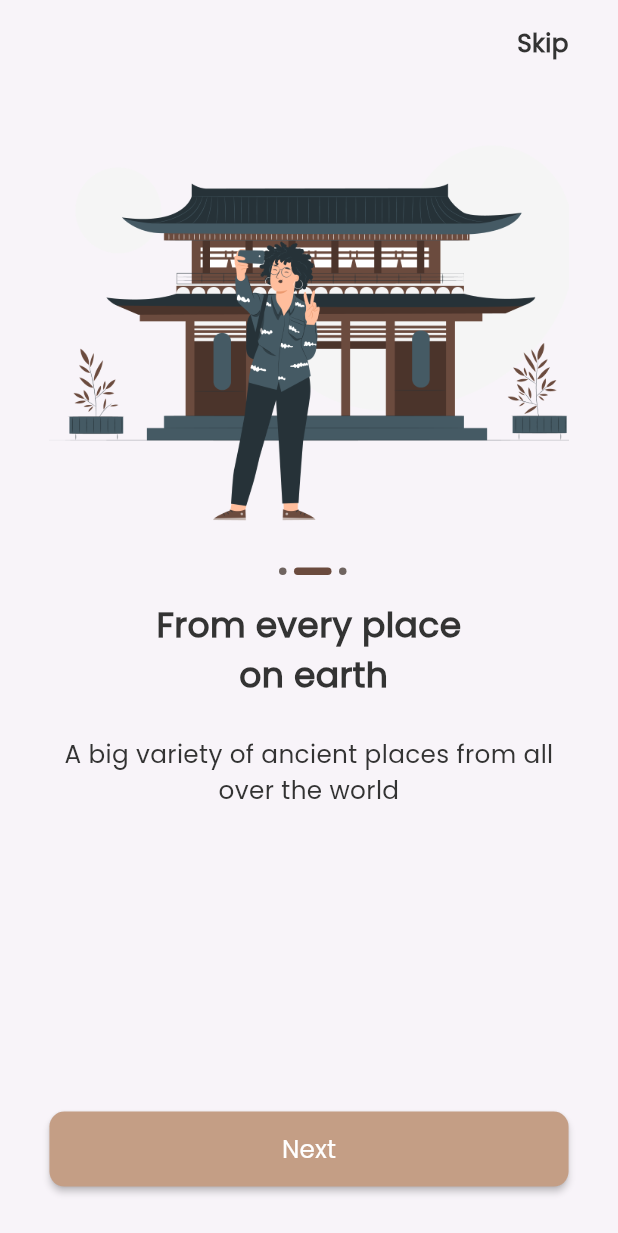
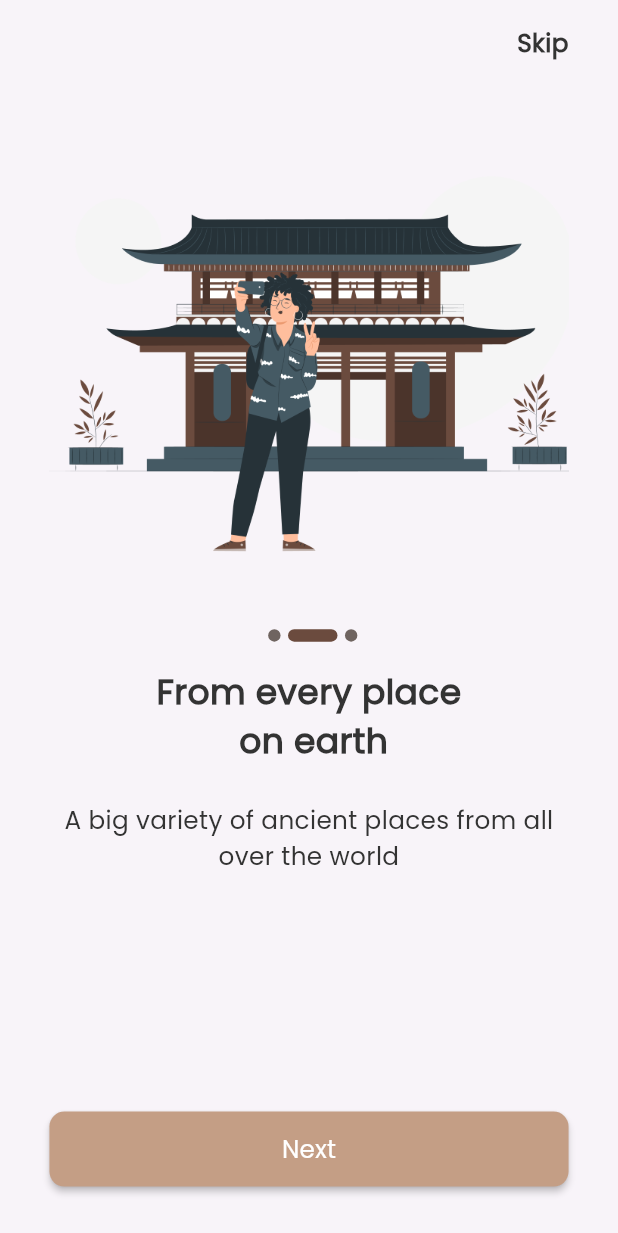
Before and after one commit to Mostafa-Salah10/DalelApp, a Flutter app: the screen it shows after launch, swiped to page 2, on a phone screen of 412 x 824 dp. Shown: the top 1233 px of the screen. Run offline on Flutter 3.47's test engine with Material 3 defaults, Android fonts, the phone set to English and light mode, and no system bars; our stand-ins replace device_preview.

Commit message:
Refactor onboarding again

```diff
--- a/lib/features/onboarding/presentation/widgets/custom_dotte_indicator.dart
+++ b/lib/features/onboarding/presentation/widgets/custom_dotte_indicator.dart
@@ -1,3 +1,4 @@
+import 'package:dalel/core/ResponsiveHelper/size_config.dart';
 import 'package:dalel/core/utils/app_colors.dart';
 import 'package:dalel/features/onboarding/presentation/model_view/indicator_provider.dart';
 import 'package:flutter/material.dart';
@@ -15,14 +16,17 @@ class CustomDotteIndicator extends StatelessWidget {
           3,
           (index) => AnimatedContainer(
                 margin: const EdgeInsets.only(left: 5),
-                width: provider.currentIndex == index ? 25 : 5,
-                height: 5,
+                width: provider.currentIndex == index
+                    ? SizeConfig.blockHeight! * 4
+                    : SizeConfig.blockHeight! * 1,
+                height: SizeConfig.blockHeight! * 1,
                 duration: const Duration(
                   milliseconds: 300,
                 ),
                 decoration: BoxDecoration(
-
-                    color: provider.currentIndex==index? AppColors.deepBrown:AppColors.deepGrey,
+                    color: provider.currentIndex == index
+                        ? AppColors.deepBrown
+                        : AppColors.deepGrey,
                     //  shape: BoxShape.circle,
                     borderRadius: BorderRadius.circular(10)),
               )),
--- a/lib/features/onboarding/presentation/widgets/custom_page_view_body.dart
+++ b/lib/features/onboarding/presentation/widgets/custom_page_view_body.dart
@@ -20,7 +20,7 @@ class CustomPageViewBody extends StatelessWidget {
       child: Column(
         children: [
           SizedBox(
-              height: SizeConfig.blockHeight! * 37,
+              height: SizeConfig.blockHeight! * 42,
               child: Image.asset(listData.url)),
           const VerticalSpace(height: 2),
           const CustomDotteIndicator(),
```
